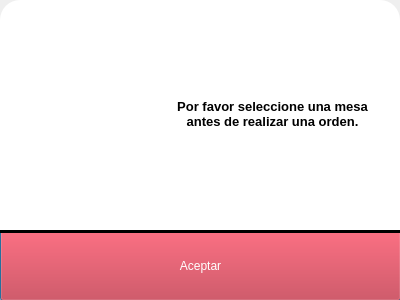
Qt form Restaurante/Mesero/mensaje.ui (camvaz/restaurante-ihc) before a commit.
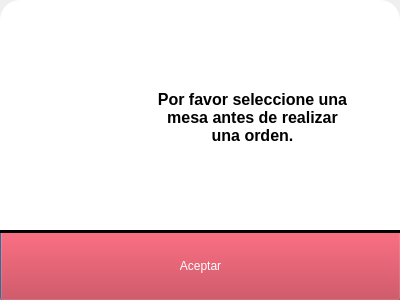
The same form after that commit.

Commit message:
Cambios en el layout de los menús
Consistencia en el menú

The edit to the form file:
```diff
--- a/Restaurante/Mesero/mensaje.ui
+++ b/Restaurante/Mesero/mensaje.ui
@@ -102,7 +102,7 @@
      <enum>Qt::Horizontal</enum>
     </property>
    </widget>
-   <widget class="QWidget" name="">
+   <widget class="QWidget" name="layoutWidget">
     <property name="geometry">
      <rect>
       <x>30</x>
@@ -127,17 +127,30 @@
      </item>
      <item>
       <layout class="QHBoxLayout" name="horizontalLayout">
+       <item>
+        <spacer name="horizontalSpacer_2">
+         <property name="orientation">
+          <enum>Qt::Horizontal</enum>
+         </property>
+         <property name="sizeHint" stdset="0">
+          <size>
+           <width>40</width>
+           <height>20</height>
+          </size>
+         </property>
+        </spacer>
+       </item>
        <item>
         <widget class="QLabel" name="Advertencia">
          <property name="minimumSize">
           <size>
-           <width>81</width>
+           <width>71</width>
            <height>71</height>
           </size>
          </property>
          <property name="maximumSize">
           <size>
-           <width>81</width>
+           <width>71</width>
            <height>71</height>
           </size>
          </property>
@@ -154,18 +167,21 @@
          <property name="orientation">
           <enum>Qt::Horizontal</enum>
          </property>
+         <property name="sizeType">
+          <enum>QSizePolicy::Fixed</enum>
+         </property>
          <property name="sizeHint" stdset="0">
           <size>
-           <width>40</width>
+           <width>20</width>
            <height>20</height>
           </size>
          </property>
         </spacer>
        </item>
-       <item>
+       <item alignment="Qt::AlignHCenter|Qt::AlignVCenter">
         <widget class="QTextBrowser" name="textBrowser">
          <property name="sizePolicy">
-          <sizepolicy hsizetype="Fixed" vsizetype="Fixed">
+          <sizepolicy hsizetype="Fixed" vsizetype="Preferred">
            <horstretch>0</horstretch>
            <verstretch>0</verstretch>
           </sizepolicy>
@@ -179,18 +195,42 @@
          <property name="maximumSize">
           <size>
            <width>211</width>
-           <height>41</height>
+           <height>59</height>
           </size>
          </property>
+         <property name="font">
+          <font>
+           <pointsize>11</pointsize>
+          </font>
+         </property>
+         <property name="verticalScrollBarPolicy">
+          <enum>Qt::ScrollBarAlwaysOff</enum>
+         </property>
+         <property name="horizontalScrollBarPolicy">
+          <enum>Qt::ScrollBarAlwaysOff</enum>
+         </property>
          <property name="html">
           <string>&lt;!DOCTYPE HTML PUBLIC &quot;-//W3C//DTD HTML 4.0//EN&quot; &quot;http://www.w3.org/TR/REC-html40/strict.dtd&quot;&gt;
 &lt;html&gt;&lt;head&gt;&lt;meta name=&quot;qrichtext&quot; content=&quot;1&quot; /&gt;&lt;style type=&quot;text/css&quot;&gt;
 p, li { white-space: pre-wrap; }
-&lt;/style&gt;&lt;/head&gt;&lt;body style=&quot; font-family:'MS Shell Dlg 2'; font-size:8.25pt; font-weight:400; font-style:normal;&quot;&gt;
-&lt;p align=&quot;center&quot; style=&quot; margin-top:0px; margin-bottom:0px; margin-left:0px; margin-right:0px; -qt-block-indent:0; text-indent:0px;&quot;&gt;&lt;span style=&quot; font-size:10pt; font-weight:600;&quot;&gt;Por favor seleccione una mesa antes de realizar una orden.&lt;/span&gt;&lt;/p&gt;&lt;/body&gt;&lt;/html&gt;</string>
+&lt;/style&gt;&lt;/head&gt;&lt;body style=&quot; font-family:'MS Shell Dlg 2'; font-size:11pt; font-weight:400; font-style:normal;&quot;&gt;
+&lt;p align=&quot;center&quot; style=&quot; margin-top:0px; margin-bottom:0px; margin-left:0px; margin-right:0px; -qt-block-indent:0; text-indent:0px;&quot;&gt;&lt;span style=&quot; font-size:12pt; font-weight:600;&quot;&gt;Por favor seleccione una mesa antes de realizar una orden.&lt;/span&gt;&lt;/p&gt;&lt;/body&gt;&lt;/html&gt;</string>
          </property>
         </widget>
        </item>
+       <item>
+        <spacer name="horizontalSpacer_3">
+         <property name="orientation">
+          <enum>Qt::Horizontal</enum>
+         </property>
+         <property name="sizeHint" stdset="0">
+          <size>
+           <width>40</width>
+           <height>20</height>
+          </size>
+         </property>
+        </spacer>
+       </item>
       </layout>
      </item>
      <item>
```
Left out of the diff: 2 changed lines with no effect on the pictures. The commit also changes 6 other files.
